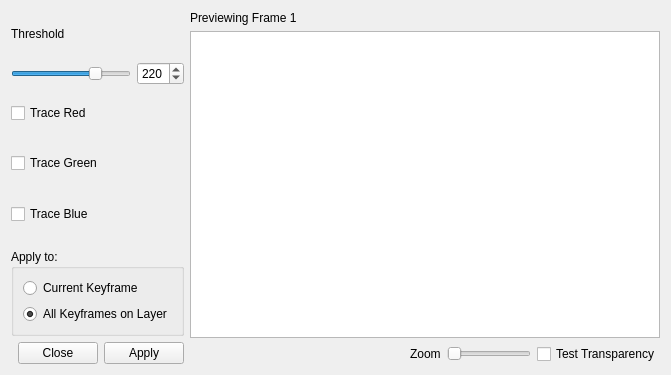
Old version of the form app/ui/addtransparencytopaperdialog.ui in the repository MakiNoAtorie/JustAnimate.
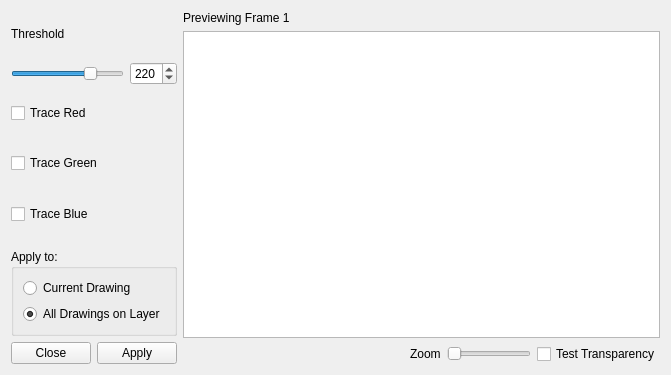
New version of the form. Icons and pictures are not drawn.

Commit message:
UI: Drawing and Exposure wording in menus, tooltips, timeline and Preferences
Fixes #185

What changed in the file:
```diff
--- a/app/ui/addtransparencytopaperdialog.ui
+++ b/app/ui/addtransparencytopaperdialog.ui
@@ -173,14 +173,14 @@
         <item>
          <widget class="QRadioButton" name="rbCurrentKeyframe">
           <property name="text">
-           <string>Current Keyframe</string>
+           <string>Current Drawing</string>
           </property>
          </widget>
         </item>
         <item>
          <widget class="QRadioButton" name="rbAllKeyframes">
           <property name="text">
-           <string>All Keyframes on Layer</string>
+           <string>All Drawings on Layer</string>
           </property>
           <property name="checked">
            <bool>true</bool>
```
The commit also changes 18 other files.
